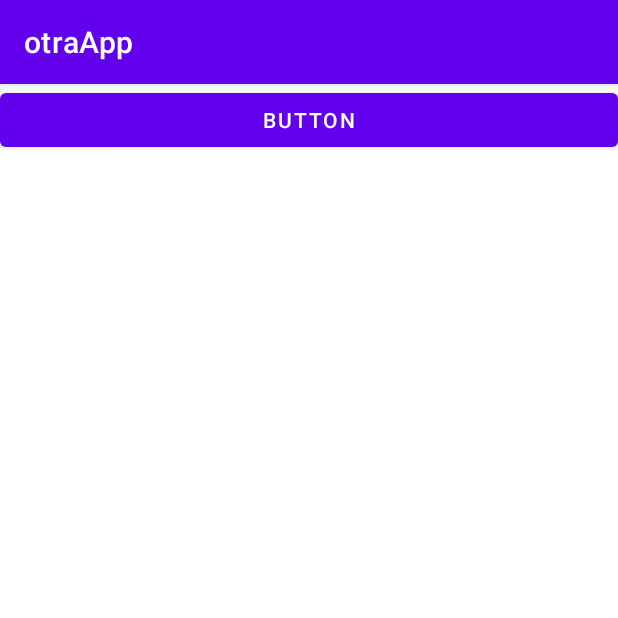
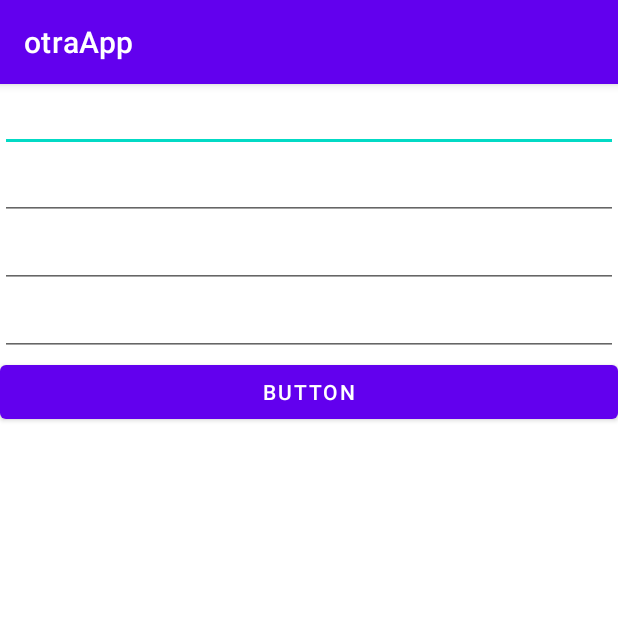
Before and after one commit to akanekross/otraApp, an Android app: the screen it shows after launch (MainActivity), on a phone screen of 412 x 824 dp, the top half of it. Run offline under Robolectric (Android 15) with nearby library versions, the phone set to English and light mode, and no system bars; our stand-ins replace Firebase (no records; nobody signed in at launch, a user with empty details on screens opened directly).

Commit message:
act 28-10 intento de conectar a BD

```diff
--- a/app/build.gradle
+++ b/app/build.gradle
@@ -36,7 +36,8 @@ dependencies {
     ///firebase
     implementation platform('com.google.firebase:firebase-bom:31.0.0')
     implementation 'com.google.firebase:firebase-analytics'
-
+    implementation 'com.google.firebase:firebase-database'
+    ///
     testImplementation 'junit:junit:4.13.2'
     androidTestImplementation 'androidx.test.ext:junit:1.1.3'
     androidTestImplementation 'androidx.test.espresso:espresso-core:3.4.0'
--- a/app/src/main/AndroidManifest.xml
+++ b/app/src/main/AndroidManifest.xml
@@ -2,7 +2,7 @@
 <manifest xmlns:android="http://schemas.android.com/apk/res/android"
     xmlns:tools="http://schemas.android.com/tools"
     package="com.example.otraapp">
-
+    <uses-permission android:name="android.permission.INTERNET"/>
     <application
         android:allowBackup="true"
         android:dataExtractionRules="@xml/data_extraction_rules"
--- a/app/src/main/java/com/example/otraapp/MainActivity.java
+++ b/app/src/main/java/com/example/otraapp/MainActivity.java
@@ -5,21 +5,48 @@ import androidx.appcompat.app.AppCompatActivity;
 import android.os.Bundle;
 import android.view.View;
 import android.widget.Button;
+import android.widget.EditText;
 import android.widget.Toast;
+
+import com.example.otraapp.Modelo.Alumno;
+import com.google.firebase.database.DatabaseReference;
+import com.google.firebase.database.FirebaseDatabase;
+
+import java.util.UUID;
 
 public class MainActivity extends AppCompatActivity {
     Button btnAgregar;
+    EditText etNombre,etApellido,etEdad,etRut;
 
     @Override
     protected void onCreate(Bundle savedInstanceState) {
         super.onCreate(savedInstanceState);
         setContentView(R.layout.activity_main);
+        etNombre=(EditText) findViewById(R.id.etNombre);
+        etApellido=(EditText) findViewById(R.id.etApellido);
+        etEdad=(EditText) findViewById(R.id.etEdad);
+        etRut=(EditText) findViewById(R.id.etRut);
         btnAgregar = (Button) findViewById(R.id.btnAgregar);
         btnAgregar.setOnClickListener(new View.OnClickListener() {
             @Override
             public void onClick(View v) {
                 Toast.makeText(MainActivity.this, "HOLA XD", Toast.LENGTH_SHORT).show();
+                insertar();
             }
         });
     }
+    public void insertar(){
+        String rut = etRut.getText().toString();
+        String nombre=etNombre.getText().toString();
+        String apellido=etApellido.getText().toString();
+        int edad=Integer.parseInt(etEdad.getText().toString());
+        String key = UUID.randomUUID().toString();
+        Alumno a = new Alumno(key,rut,nombre,apellido,edad);
+
+        FirebaseDatabase database = FirebaseDatabase.getInstance();
+        DatabaseReference myRef = database.getReference("Alumno").child(key);
+
+        myRef.setValue(a);
+
+    }
 }
--- a/app/src/main/res/layout/activity_main.xml
+++ b/app/src/main/res/layout/activity_main.xml
@@ -7,6 +7,34 @@
     android:orientation="vertical"
     tools:context=".MainActivity" >
 
+    <EditText
+        android:id="@+id/etRut"
+        android:layout_width="match_parent"
+        android:layout_height="wrap_content"
+        android:ems="10"
+        android:inputType="textPersonName" />
+
+    <EditText
+        android:id="@+id/etNombre"
+        android:layout_width="match_parent"
+        android:layout_height="wrap_content"
+        android:ems="10"
+        android:inputType="textPersonName" />
+
+    <EditText
+        android:id="@+id/etApellido"
+        android:layout_width="match_parent"
+        android:layout_height="wrap_content"
+        android:ems="10"
+        android:inputType="textPersonName" />
+
+    <EditText
+        android:id="@+id/etEdad"
+        android:layout_width="match_parent"
+        android:layout_height="wrap_content"
+        android:ems="10"
+        android:inputType="textPersonName" />
+
     <Button
         android:id="@+id/btnAgregar"
         android:layout_width="match_parent"
```
Also changed, not shown: app/src/main/java/com/example/otraapp/Modelo/Alumno.java (added, +21 -0 lines), 1 other file.
